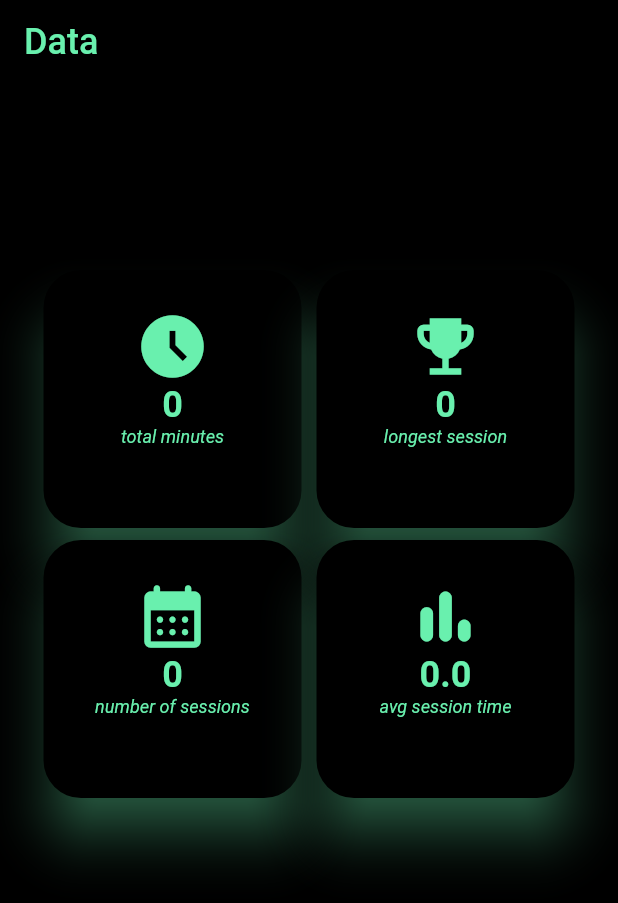
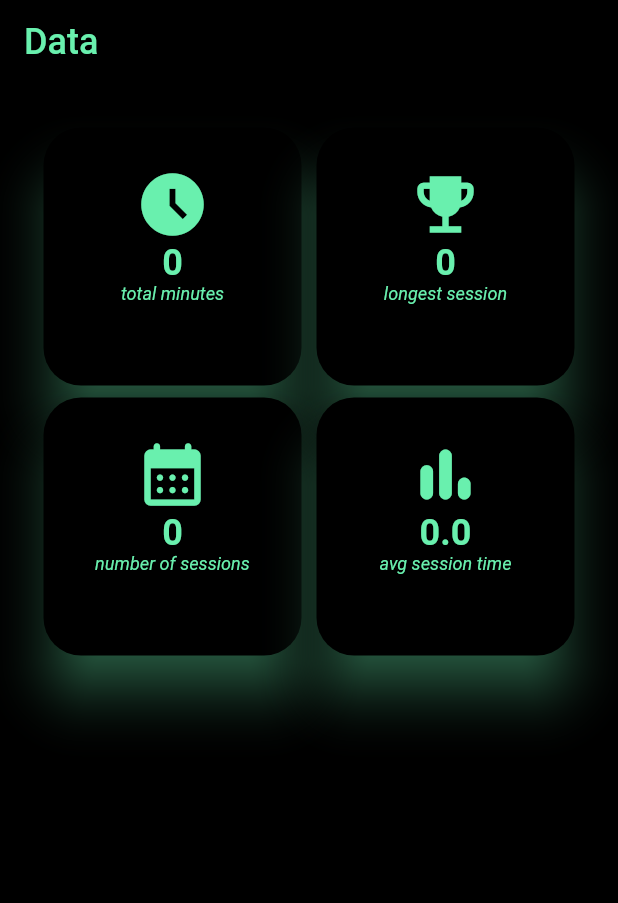
Before and after one commit to B2RJ/Ananas, a Flutter app: the Data screen opened directly, on a phone screen of 412 x 824 dp. Shown: the top 903 px of the screen. Run offline on Flutter 3.47's test engine with Material 2 defaults, Android fonts, the phone set to English and light mode, and no system bars; our stand-ins replace curved_navigation_bar, shared_preferences; missing offline and left inert: animated_snack_bar, window_manager; accounts and stored records are empty; Roboto replaces fonts that are missing (Arial).

Commit message:
Correction about syntax

```diff
--- a/lib/pages/data.dart
+++ b/lib/pages/data.dart
@@ -78,7 +78,8 @@ class _DataState extends State<Data> {
             child: Column(
               mainAxisAlignment: MainAxisAlignment.center,
               children: [
-                Padding(
+                Expanded(
+                  child: Padding(
                     padding: const EdgeInsets.all(25.0),
                     child: GridView(
                       shrinkWrap: true,
@@ -226,6 +227,7 @@ class _DataState extends State<Data> {
                       ],
                     ),
                   ),
+                )
               ],
             )));
   }
```
Lines whose indentation alone changed are shown as unchanged.
